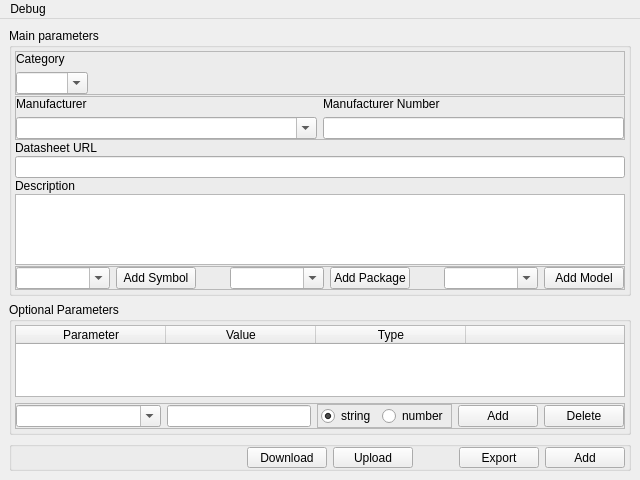
Qt form client/src/ui/component.ui (BamWolf/altium-common-library.client) before a commit.
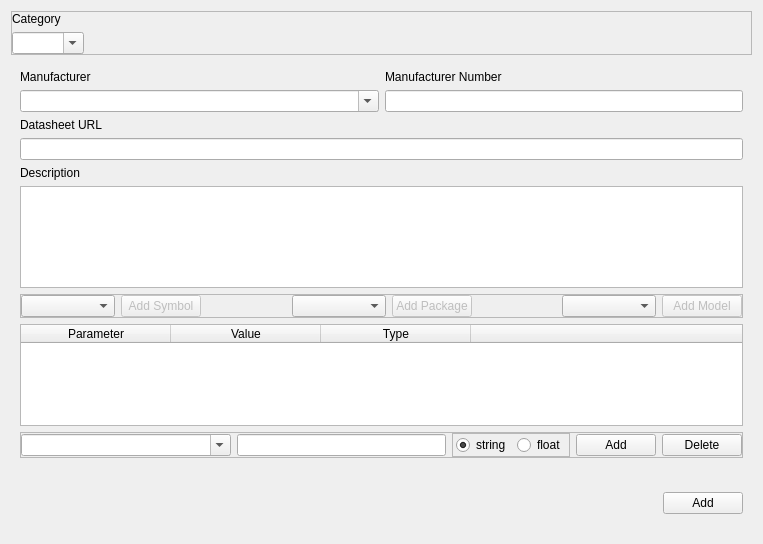
The same form after that commit.

Diff of the .ui file:
```diff
--- a/client/src/ui/component.ui
+++ b/client/src/ui/component.ui
@@ -1,51 +1,21 @@
 <?xml version="1.0" encoding="UTF-8"?>
 <ui version="4.0">
- <class>MainWindow</class>
- <widget class="QMainWindow" name="MainWindow">
+ <class>Dialog</class>
+ <widget class="QDialog" name="Dialog">
   <property name="geometry">
    <rect>
     <x>0</x>
     <y>0</y>
-    <width>640</width>
-    <height>480</height>
+    <width>763</width>
+    <height>544</height>
    </rect>
   </property>
-  <property name="minimumSize">
-   <size>
-    <width>640</width>
-    <height>480</height>
-   </size>
-  </property>
   <property name="windowTitle">
    <string>Component Wizard - Crowd Library</string>
   </property>
-  <property name="toolButtonStyle">
-   <enum>Qt::ToolButtonTextUnderIcon</enum>
-  </property>
-  <property name="tabShape">
-   <enum>QTabWidget::Triangular</enum>
-  </property>
-  <widget class="QWidget" name="centralwidget">
-   <layout class="QVBoxLayout" name="verticalLayout_2">
-    <item>
      <layout class="QVBoxLayout" name="verticalLayout">
-      <property name="sizeConstraint">
-       <enum>QLayout::SetMaximumSize</enum>
-      </property>
       <item>
-       <widget class="QGroupBox" name="mainBox">
-        <property name="title">
-         <string>Main parameters</string>
-        </property>
-        <layout class="QVBoxLayout" name="verticalLayout_5">
-         <property name="spacing">
-          <number>1</number>
-         </property>
-         <property name="margin">
-          <number>3</number>
-         </property>
-         <item>
-          <widget class="QFrame" name="frame_2">
+    <widget class="QFrame" name="headerFrame">
            <property name="frameShape">
             <enum>QFrame::StyledPanel</enum>
            </property>
@@ -93,13 +63,10 @@
           </widget>
          </item>
          <item>
-          <widget class="QFrame" name="frame_4">
-           <property name="frameShape">
-            <enum>QFrame::StyledPanel</enum>
-           </property>
-           <property name="frameShadow">
-            <enum>QFrame::Raised</enum>
-           </property>
+    <widget class="QFrame" name="bodyFrame">
+     <layout class="QVBoxLayout" name="verticalLayout_2">
+      <item>
+       <widget class="QWidget" name="idFrame" native="true">
            <layout class="QGridLayout" name="gridLayout_2">
             <property name="margin">
              <number>0</number>
@@ -141,7 +108,7 @@
           </widget>
          </item>
          <item>
-          <widget class="QLabel" name="label_4">
+       <widget class="QLabel" name="linkLabel">
            <property name="text">
             <string>Datasheet URL</string>
            </property>
@@ -151,7 +118,7 @@
           <widget class="QLineEdit" name="linkEdit"/>
          </item>
          <item>
-          <widget class="QLabel" name="label_3">
+       <widget class="QLabel" name="descriptionLabel">
            <property name="text">
             <string>Description</string>
            </property>
@@ -171,7 +138,7 @@
           </widget>
          </item>
          <item>
-          <widget class="QFrame" name="frame_3">
+       <widget class="QFrame" name="referenceFrame">
            <property name="frameShape">
             <enum>QFrame::StyledPanel</enum>
            </property>
@@ -190,9 +157,6 @@
                 <verstretch>0</verstretch>
                </sizepolicy>
               </property>
-              <property name="editable">
-               <bool>true</bool>
-              </property>
               <property name="sizeAdjustPolicy">
                <enum>QComboBox::AdjustToContents</enum>
               </property>
@@ -203,6 +167,9 @@
             </item>
             <item>
              <widget class="QPushButton" name="addSymbolButton">
+           <property name="enabled">
+            <bool>false</bool>
+           </property>
               <property name="text">
                <string>Add Symbol</string>
               </property>
@@ -223,9 +190,6 @@
             </item>
             <item>
              <widget class="QComboBox" name="packageBox">
-              <property name="editable">
-               <bool>true</bool>
-              </property>
               <property name="sizeAdjustPolicy">
                <enum>QComboBox::AdjustToContents</enum>
               </property>
@@ -236,6 +200,9 @@
             </item>
             <item>
              <widget class="QPushButton" name="addPackageButton">
+           <property name="enabled">
+            <bool>false</bool>
+           </property>
               <property name="text">
                <string>Add Package</string>
               </property>
@@ -262,9 +229,6 @@
                 <verstretch>0</verstretch>
                </sizepolicy>
               </property>
-              <property name="editable">
-               <bool>true</bool>
-              </property>
               <property name="sizeAdjustPolicy">
                <enum>QComboBox::AdjustToContents</enum>
               </property>
@@ -275,6 +239,9 @@
             </item>
             <item>
              <widget class="QPushButton" name="addModelButton">
+           <property name="enabled">
+            <bool>false</bool>
+           </property>
               <property name="text">
                <string>Add Model</string>
               </property>
@@ -283,24 +250,6 @@
            </layout>
           </widget>
          </item>
-        </layout>
-       </widget>
-      </item>
-      <item>
-       <widget class="QGroupBox" name="optionalBox">
-        <property name="sizePolicy">
-         <sizepolicy hsizetype="Preferred" vsizetype="Maximum">
-          <horstretch>0</horstretch>
-          <verstretch>0</verstretch>
-         </sizepolicy>
-        </property>
-        <property name="title">
-         <string>Optional Parameters</string>
-        </property>
-        <layout class="QVBoxLayout" name="verticalLayout_4">
-         <property name="margin">
-          <number>3</number>
-         </property>
          <item>
           <widget class="QTableWidget" name="parametersTable">
            <property name="autoScrollMargin">
@@ -380,7 +329,7 @@
           </widget>
          </item>
          <item>
-          <widget class="QFrame" name="frame">
+       <widget class="QFrame" name="parameterFrame">
            <property name="frameShape">
             <enum>QFrame::StyledPanel</enum>
            </property>
@@ -466,7 +415,7 @@
                <item>
                 <widget class="QRadioButton" name="numberRadio">
                  <property name="text">
-                  <string>number</string>
+               <string>float</string>
                  </property>
                 </widget>
                </item>
@@ -494,90 +443,29 @@
        </widget>
       </item>
       <item>
-       <widget class="QGroupBox" name="controlBox">
+    <widget class="QFrame" name="footerFrame">
         <property name="minimumSize">
          <size>
           <width>0</width>
-          <height>30</height>
-         </size>
-        </property>
-        <property name="maximumSize">
-         <size>
-          <width>16777215</width>
           <height>60</height>
          </size>
         </property>
-        <property name="title">
-         <string/>
-        </property>
         <layout class="QHBoxLayout" name="horizontalLayout">
-         <property name="spacing">
-          <number>6</number>
-         </property>
-         <property name="leftMargin">
-          <number>3</number>
-         </property>
-         <property name="topMargin">
-          <number>0</number>
-         </property>
-         <property name="rightMargin">
-          <number>3</number>
-         </property>
-         <property name="bottomMargin">
-          <number>0</number>
-         </property>
          <item>
-          <widget class="QLabel" name="statusLabel">
-           <property name="sizePolicy">
-            <sizepolicy hsizetype="Expanding" vsizetype="Preferred">
-             <horstretch>0</horstretch>
-             <verstretch>0</verstretch>
-            </sizepolicy>
-           </property>
-           <property name="text">
-            <string/>
-           </property>
-          </widget>
-         </item>
-         <item>
-          <widget class="QPushButton" name="downloadButton">
-           <property name="text">
-            <string>Download</string>
-           </property>
-          </widget>
-         </item>
-         <item>
-          <widget class="QPushButton" name="uploadButton">
-           <property name="text">
-            <string>Upload</string>
-           </property>
-          </widget>
-         </item>
-         <item>
-          <spacer name="horizontalSpacer">
+       <spacer name="horizontalSpacer3">
            <property name="orientation">
             <enum>Qt::Horizontal</enum>
            </property>
-           <property name="sizeType">
-            <enum>QSizePolicy::Fixed</enum>
-           </property>
            <property name="sizeHint" stdset="0">
             <size>
-             <width>40</width>
+          <width>643</width>
              <height>20</height>
             </size>
            </property>
           </spacer>
          </item>
          <item>
-          <widget class="QPushButton" name="exportButton">
-           <property name="text">
-            <string>Export</string>
-           </property>
-          </widget>
-         </item>
-         <item>
-          <widget class="QPushButton" name="putButton">
+       <widget class="QPushButton" name="addComponentButton">
            <property name="text">
             <string>Add</string>
            </property>
@@ -587,44 +475,6 @@
        </widget>
       </item>
      </layout>
-    </item>
-   </layout>
-  </widget>
-  <widget class="QMenuBar" name="menubar">
-   <property name="geometry">
-    <rect>
-     <x>0</x>
-     <y>0</y>
-     <width>640</width>
-     <height>21</height>
-    </rect>
-   </property>
-   <widget class="QMenu" name="menuDo">
-    <property name="title">
-     <string>Debug</string>
-    </property>
-    <addaction name="actionShow"/>
-    <addaction name="actionDrop"/>
-    <addaction name="separator"/>
-    <addaction name="actionExit"/>
-   </widget>
-   <addaction name="menuDo"/>
-  </widget>
-  <action name="actionExit">
-   <property name="text">
-    <string>Exit</string>
-   </property>
-  </action>
-  <action name="actionDrop">
-   <property name="text">
-    <string>Drop tables</string>
-   </property>
-  </action>
-  <action name="actionShow">
-   <property name="text">
-    <string>Show tables</string>
-   </property>
-  </action>
  </widget>
  <resources/>
  <connections>
```
Left out of the diff: 39 changed lines with no effect on the pictures. Lines whose indentation alone changed are shown as unchanged.
